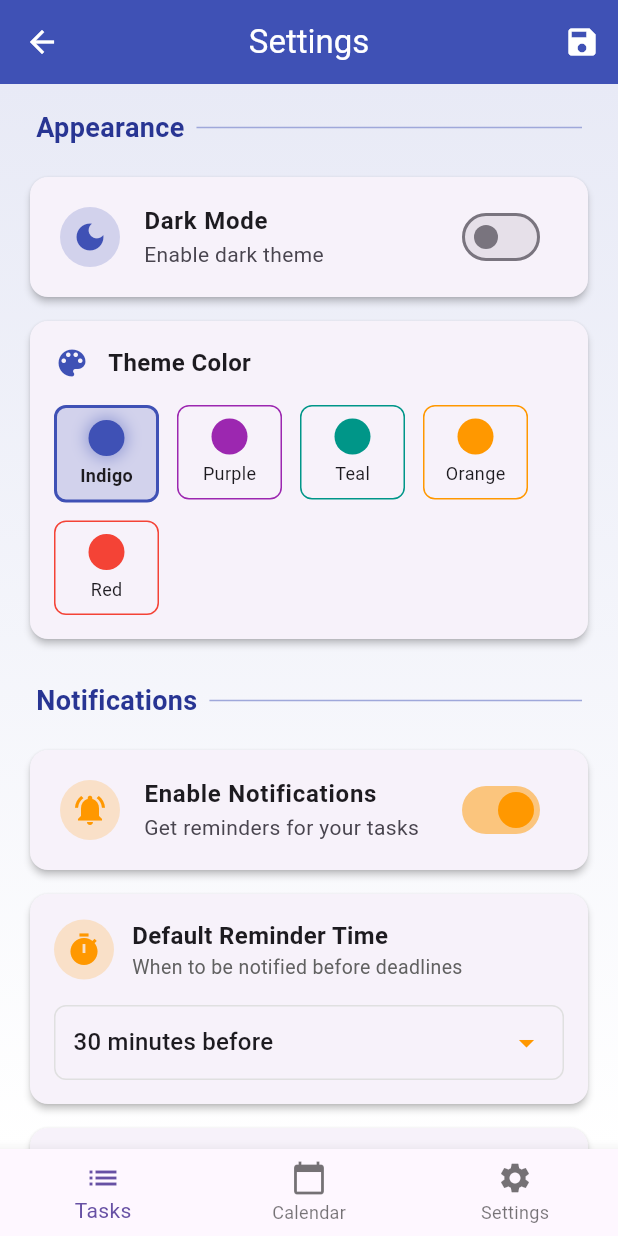
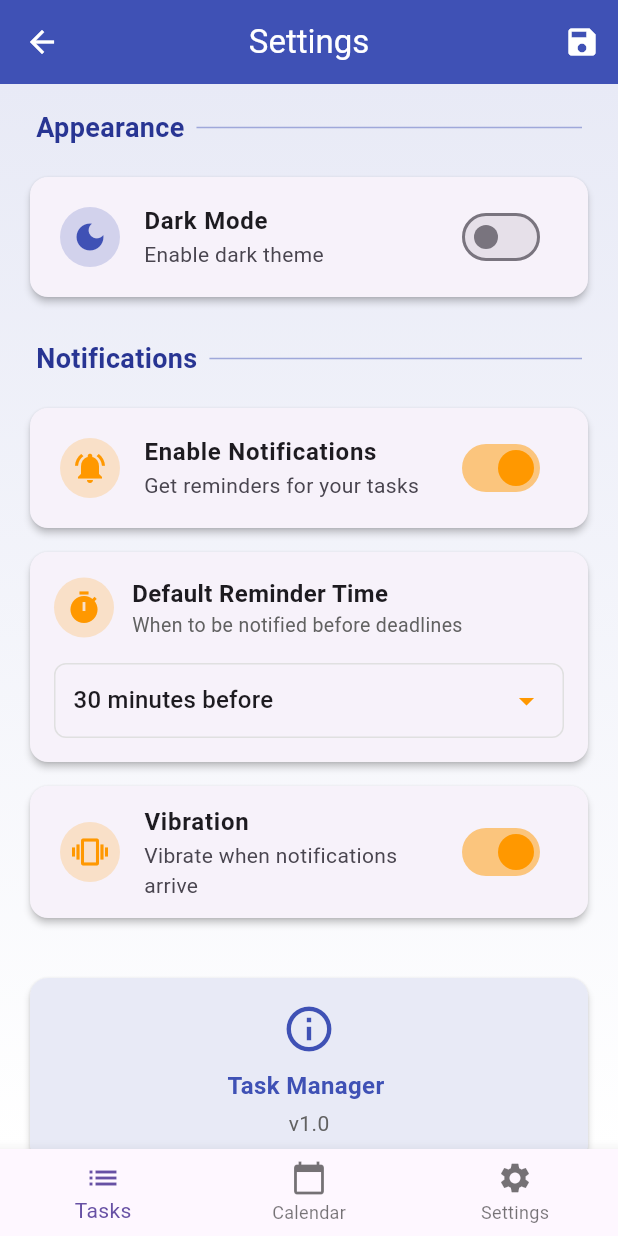
Before and after one commit to tanvirannnoor/tasknest-application-using-Flutter, a Flutter app: the SettingsScreen screen opened by its route, on a phone screen of 412 x 824 dp. Run offline on Flutter 3.47's test engine with Material 3 defaults, Android fonts, the phone set to English and light mode, and no system bars; our stand-ins replace get, get_storage, table_calendar; accounts and stored records are empty.

Commit message:
Fixed Settings

```diff
--- a/tasknest1/lib/views/settings_screen.dart
+++ b/tasknest1/lib/views/settings_screen.dart
@@ -16,12 +16,9 @@ class _SettingsScreenState extends State<SettingsScreen> {
   // Settings variables
   final RxBool _darkMode = false.obs;
   final RxBool _notifications = true.obs;
-  final RxString _theme = 'Indigo'.obs;
   final RxString _reminderTime = '30 minutes before'.obs;
   final RxBool _vibration = true.obs;
-  final RxBool _showCompleted = true.obs;
 
-  final List<String> _themes = ['Indigo', 'Purple', 'Teal', 'Orange', 'Red'];
   final List<String> _reminderTimes = [
     '10 minutes before',
     '30 minutes before',
@@ -38,19 +35,15 @@ class _SettingsScreenState extends State<SettingsScreen> {
   void _loadSettings() {
     _darkMode.value = box.read('darkMode') ?? false;
     _notifications.value = box.read('notifications') ?? true;
-    _theme.value = box.read('theme') ?? 'Indigo';
     _reminderTime.value = box.read('reminderTime') ?? '30 minutes before';
     _vibration.value = box.read('vibration') ?? true;
-    _showCompleted.value = box.read('showCompleted') ?? true;
   }
 
   void _saveSettings() {
     box.write('darkMode', _darkMode.value);
     box.write('notifications', _notifications.value);
-    box.write('theme', _theme.value);
     box.write('reminderTime', _reminderTime.value);
     box.write('vibration', _vibration.value);
-    box.write('showCompleted', _showCompleted.value);
 
     Get.snackbar(
       'Settings Saved',
@@ -62,21 +55,6 @@ class _SettingsScreenState extends State<SettingsScreen> {
       borderRadius: 12,
       icon: const Icon(Icons.check_circle, color: Colors.white),
     );
-  }
-
-  Color _getThemeColor(String theme) {
-    switch (theme) {
-      case 'Purple':
-        return Colors.purple;
-      case 'Teal':
-        return Colors.teal;
-      case 'Orange':
-        return Colors.orange;
-      case 'Red':
-        return Colors.red;
-      default:
-        return Colors.indigo;
-    }
   }
 
   @override
@@ -115,102 +93,6 @@ class _SettingsScreenState extends State<SettingsScreen> {
               Icons.dark_mode,
               Colors.indigo,
               _darkMode,
-            ),
-            const SizedBox(height: 8),
-            Card(
-              elevation: 2,
-              shape: RoundedRectangleBorder(
-                borderRadius: BorderRadius.circular(12),
-              ),
-              child: Padding(
-                padding: const EdgeInsets.all(16),
-                child: Column(
-                  crossAxisAlignment: CrossAxisAlignment.start,
-                  children: [
-                    Row(
-                      children: [
-                        Icon(Icons.color_lens, color: Colors.indigo),
-                        const SizedBox(width: 12),
-                        const Text(
-                          'Theme Color',
-                          style: TextStyle(
-                            fontSize: 16,
-                            fontWeight: FontWeight.bold,
-                          ),
-                        ),
-                      ],
-                    ),
-                    const SizedBox(height: 16),
-                    Obx(
-                      () => Wrap(
-                        spacing: 12,
-                        runSpacing: 12,
-                        children:
-                            _themes.map((theme) {
-                              final isSelected = _theme.value == theme;
-                              return GestureDetector(
-                                onTap: () => _theme.value = theme,
-                                child: Container(
-                                  width: 70,
-                                  padding: const EdgeInsets.symmetric(
-                                    vertical: 8,
-                                  ),
-                                  decoration: BoxDecoration(
-                                    color:
-                                        isSelected
-                                            ? _getThemeColor(
-                                              theme,
-                                            ).withOpacity(0.2)
-                                            : Colors.transparent,
-                                    borderRadius: BorderRadius.circular(8),
-                                    border: Border.all(
-                                      color: _getThemeColor(theme),
-                                      width: isSelected ? 2 : 1,
-                                    ),
-                                  ),
-                                  child: Column(
-                                    children: [
-                                      Container(
-                                        width: 24,
-                                        height: 24,
-                                        decoration: BoxDecoration(
-                                          color: _getThemeColor(theme),
-                                          shape: BoxShape.circle,
-                                          boxShadow:
-                                              isSelected
-                                                  ? [
-                                                    BoxShadow(
-                                                      color: _getThemeColor(
-                                                        theme,
-                                                      ).withOpacity(0.4),
-                                                      blurRadius: 8,
-                                                      spreadRadius: 2,
-                                                    ),
-                                                  ]
-                                                  : null,
-                                        ),
-                                      ),
-                                      const SizedBox(height: 4),
-                                      Text(
-                                        theme,
-                                        style: TextStyle(
-                                          fontSize: 12,
-                                          fontWeight:
-                                              isSelected
-                                                  ? FontWeight.bold
-                                                  : FontWeight.normal,
-                                        ),
-                                      ),
-                                    ],
-                                  ),
-                                ),
-                              );
-                            }).toList(),
-                      ),
-                    ),
-                  ],
-                ),
-              ),
             ),
 
             const SizedBox(height: 24),
@@ -251,17 +133,6 @@ class _SettingsScreenState extends State<SettingsScreen> {
                       : const SizedBox.shrink(),
             ),
 
-            const SizedBox(height: 24),
-            _buildSettingsHeader('Task Display'),
-            const SizedBox(height: 16),
-            _buildSwitchTile(
-              'Show Completed Tasks',
-              'Display completed tasks in calendar',
-              Icons.check_circle,
-              Colors.green,
-              _showCompleted,
-            ),
-
             const SizedBox(height: 32),
             Card(
               elevation: 2,
@@ -276,7 +147,7 @@ class _SettingsScreenState extends State<SettingsScreen> {
                     Icon(Icons.info_outline, color: Colors.indigo, size: 36),
                     const SizedBox(height: 8),
                     Text(
-                      'Task Manager v1.0',
+                      'Task Manager ',
                       style: TextStyle(
                         fontSize: 16,
                         fontWeight: FontWeight.bold,
@@ -285,7 +156,7 @@ class _SettingsScreenState extends State<SettingsScreen> {
                     ),
                     const SizedBox(height: 4),
                     Text(
-                      'Made with Flutter',
+                      'v1.0',
                       style: TextStyle(
                         fontSize: 14,
                         color: Colors.grey.shade700,
```
